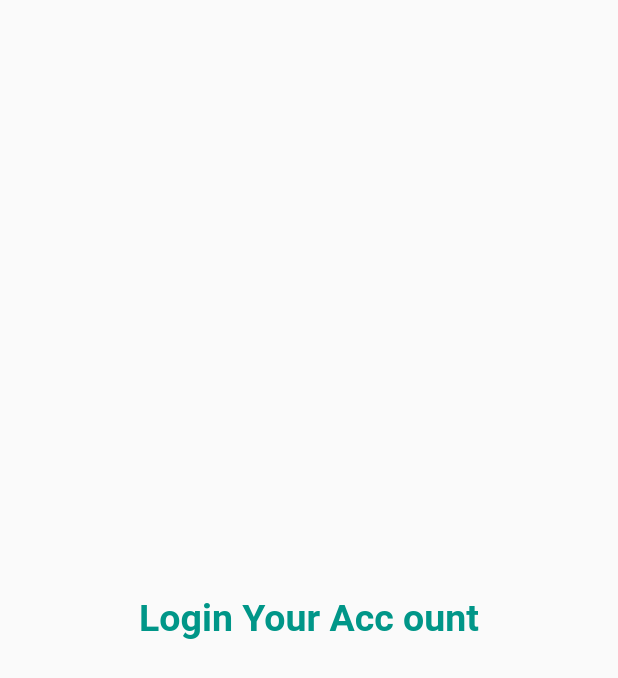
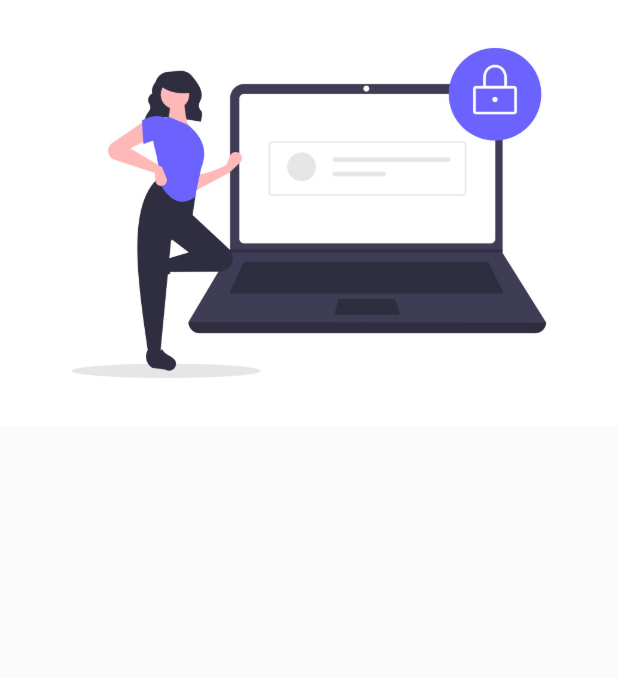
Before and after one commit to GauravRoy092/App-Dev, a Flutter app: the screen it shows after launch, on a phone screen of 412 x 824 dp. Shown: the top 678 px of the screen. Run offline on Flutter 3.47's test engine with Material 2 defaults, Android fonts, the phone set to English and light mode, and no system bars; our stand-ins replace matcher.

```diff
--- a/unicorn/lib/pages/login.dart
+++ b/unicorn/lib/pages/login.dart
@@ -4,16 +4,17 @@ import 'package:flutter/src/widgets/container.dart';
 import 'package:matcher/matcher.dart';
 
 class Login extends StatelessWidget {
-  const Login({super.key});
+  var assets;
+
+  var images;
 
   @override
   Widget build(BuildContext context) {
+    var login;
     return Material(
       child: Center(
-        child: Text(
-          "Login Your Acc ount",
-          style: TextStyle(
-              fontWeight: FontWeight.bold, fontSize: 25, color: Colors.teal),
+        child: Column(
+          children: [Image.asset("assets/images/login.jpeg")],
         ),
       ),
     );
--- a/unicorn/pubspec.yaml
+++ b/unicorn/pubspec.yaml
@@ -60,9 +60,8 @@ flutter:
   uses-material-design: true
 
   # To add assets to your application, add an assets section, like this:
-  # assets:
-  #   - images/a_dot_burr.jpeg
-  #   - images/a_dot_ham.jpeg
+  assets:
+    - assets/images/
 
   # An image asset can refer to one or more resolution-specific "variants", see
   # https://flutter.dev/assets-and-images/#resolution-aware
```
Also changed, not shown: unicorn/assets/images/login.jpeg (added).
